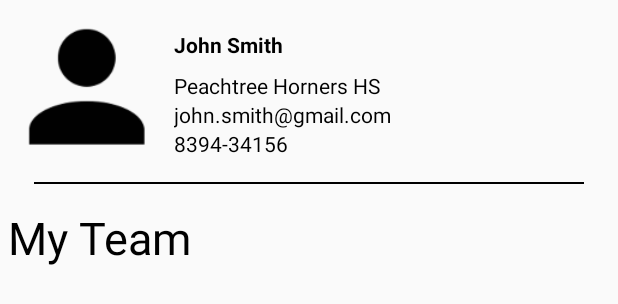
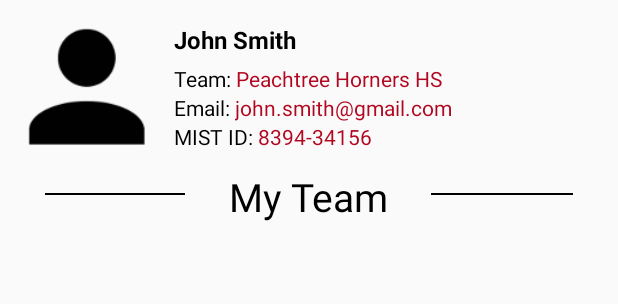
Before and after one commit to dkhan99/MIST_Android, an Android app: the layout fragment_my_team.xml on its own in the app's theme, with its tools: preview values and no code run, on a phone screen of 412 x 824 dp. Shown: the top 304 px of the screen. Run offline under Robolectric (Android 15) with nearby library versions, the phone set to English and light mode, and no system bars.

Commit message:
made my_team page better looking. My_team list items now have borders around them

```diff
--- /dev/null
+++ b/app/src/main/res/drawable/list_item_border.xml
@@ -0,0 +1,29 @@
+<?xml version="1.0" encoding="utf-8"?>
+<layer-list xmlns:android="http://schemas.android.com/apk/res/android">
+
+    <!--<item >-->
+        <!--<shape-->
+            <!--android:shape="rectangle">-->
+            <!--<gradient android:startColor="#ddd" android:endColor="#555" android:type="linear" />-->
+            <!--<corners android:radius="0dp"/>-->
+        <!--</shape>-->
+    <!--</item>-->
+    <!--<item android:right=".5dp" android:left=".5dp" android:bottom="2dp" android:top=".5dp">-->
+        <!--<shape-->
+            <!--android:shape="rectangle">-->
+            <!--<solid android:color="@android:color/white"/>-->
+            <!--<corners android:radius="0dp"/>-->
+        <!--</shape>-->
+    <!--</item>-->
+    <item>
+        <shape xmlns:android="http://schemas.android.com/apk/res/android"
+            android:shape="rectangle">
+            <corners
+                android:radius="10dp"
+                />
+            <solid android:color="@color/white" />
+            <stroke android:width="2dp" android:color="@color/mistGray"/>
+        </shape>
+    </item>
+
+</layer-list>
--- a/app/src/main/res/layout/fragment_my_team.xml
+++ b/app/src/main/res/layout/fragment_my_team.xml
@@ -28,35 +28,63 @@
             android:layout_height="wrap_content"
             android:layout_centerHorizontal="true"
             android:layout_marginLeft="10dp"
-            android:paddingTop="20dp"
+            android:paddingTop="15dp"
             android:id="@+id/user_profile_text_layout"
             android:layout_toRightOf="@id/user_icon">
 
             <TextView
-                style="@style/userDetails"
+                style="@style/userDetailsConstant"
                 android:id="@+id/user_name"
+                android:textSize="16dp"
                 android:textStyle="bold"
-                android:layout_marginBottom="8dp"
+                android:layout_marginBottom="5dp"
                 android:layout_width="wrap_content"
                 android:layout_height="wrap_content"
                 android:text="John Smith"/>
 
             <TextView
+                style="@style/userDetailsConstant"
+                android:layout_below="@id/user_name"
+                android:id="@+id/team_name_constant"
+                android:layout_width="wrap_content"
+                android:layout_height="wrap_content"
+                android:text="Team: "/>
+
+            <TextView
+                android:layout_toRightOf="@id/team_name_constant"
                 android:id="@+id/team_name"
                 style="@style/userDetails"
                 android:layout_width="wrap_content"
                 android:layout_height="wrap_content"
                 android:layout_below="@id/user_name"
                 android:text="Peachtree Horners HS"/>
+
             <TextView
+                style="@style/userDetailsConstant"
+                android:id="@+id/email_constant"
+                android:layout_below="@id/team_name_constant"
+                android:layout_width="wrap_content"
+                android:layout_height="wrap_content"
+                android:text="Email: "/>
+            <TextView
+                android:layout_toRightOf="@id/email_constant"
                 android:id="@+id/email_address"
                 style="@style/userDetails"
                 android:layout_width="wrap_content"
                 android:layout_height="wrap_content"
                 android:layout_below="@id/team_name"
                 android:text="john.smith@gmail.com"/>
+
+            <TextView
+                style="@style/userDetailsConstant"
+                android:id="@+id/mist_id_constant"
+                android:layout_below="@id/email_constant"
+                android:layout_width="wrap_content"
+                android:layout_height="wrap_content"
+                android:text="MIST ID: "/>
             <TextView
                 android:id="@+id/mist_id"
+                android:layout_toRightOf="@id/mist_id_constant"
                 style="@style/userDetails"
                 android:layout_width="wrap_content"
                 android:layout_height="wrap_content"
@@ -66,32 +94,54 @@
         </RelativeLayout>
     </RelativeLayout>
 
+    <LinearLayout
+        android:weightSum="40"
+        android:orientation="horizontal"
+        android:layout_width="wrap_content"
+        android:layout_height="wrap_content"
+        android:layout_below="@+id/user_profile_layout"
+        android:id="@+id/my_team_view"
+        android:layout_marginTop="7dp"
+        >
+
         <View
-        android:layout_width="match_parent"
-        android:layout_centerHorizontal="true"
+            android:layout_weight="11"
+            android:layout_marginLeft="30dp"
+            android:layout_marginTop="15dp"
+            android:layout_width="0dp"
             android:layout_height="1dp"
-        android:layout_marginLeft="45dp"
-        android:layout_marginBottom="15dp"
-        android:layout_marginTop="15dp"
-        android:layout_below="@+id/user_profile_layout"
             android:id="@+id/line"
             android:background="@android:color/black"/>
 
         <TextView
+            android:layout_weight="18"
             android:id="@+id/my_team_text"
             android:text="My Team"
+            android:textSize="26dp"
+            android:layout_marginLeft="5dp"
+            android:layout_marginRight="5dp"
             android:textColor="@color/black"
+            android:gravity="center_horizontal"
             android:layout_below="@+id/line"
-        android:layout_width="match_parent"
-        android:layout_marginLeft="5dp"
+            android:layout_width="0dp"
             android:layout_height="wrap_content"
-        android:textSize="30dp"
             />
+
+        <View
+            android:layout_weight="11"
+            android:layout_width="0dp"
+            android:layout_marginRight="30dp"
+            android:layout_marginTop="15dp"
+            android:layout_height="1dp"
+            android:id="@+id/line1"
+            android:background="@android:color/black"/>
+
+    </LinearLayout>
 
     <TextView
         android:id="@+id/no_teammates_text"
         android:layout_marginTop="40dp"
-        android:layout_below="@+id/my_team_text"
+        android:layout_below="@+id/my_team_view"
         android:layout_width="wrap_content"
         android:layout_height="wrap_content"
         android:text="No Teammates to Display"
@@ -101,11 +151,12 @@
         />
 
     <LinearLayout
-        android:layout_below="@+id/my_team_text"
+        android:layout_below="@+id/my_team_view"
         android:id="@+id/coach_team_layout"
         android:layout_width="match_parent"
         android:layout_height="match_parent"
         android:layout_marginLeft="5dp"
+        android:layout_marginRight="5dp"
         android:orientation="vertical"
         android:layout_marginTop="5dp"
         android:layout_marginBottom="3dp">
@@ -123,6 +174,8 @@
         <ListView
             android:layout_width="match_parent"
             android:layout_height="match_parent"
+            android:dividerHeight="5dp"
+            android:divider="@null"
             android:id="@+id/my_team_list">
 
         </ListView>
--- a/app/src/main/res/layout/item_team_member.xml
+++ b/app/src/main/res/layout/item_team_member.xml
@@ -1,9 +1,14 @@
 <?xml version="1.0" encoding="utf-8"?>
 <RelativeLayout xmlns:android="http://schemas.android.com/apk/res/android"
     android:layout_width="match_parent"
-    android:padding="2dp"
+    android:layout_marginTop="5dp"
+    android:layout_marginBottom="5dp"
     android:paddingLeft="5dp"
-    android:layout_height="match_parent" >
+    android:paddingRight="5dp"
+    android:paddingTop="5dp"
+    android:paddingBottom="5dp"
+    android:background="@drawable/list_item_border"
+    android:layout_height="wrap_content" >
     <TextView
         android:id="@+id/teammember_name"
         android:layout_width="wrap_content"
@@ -17,6 +22,8 @@
         android:layout_height="wrap_content"
         android:layout_below="@id/teammember_name"
         android:textSize="13dp"
+        android:layout_marginBottom="4dp"
+        android:layout_marginTop="4dp"
         android:textColor="@color/black"
         android:text="(___)-___-____" />
 
--- a/app/src/main/res/values/styles.xml
+++ b/app/src/main/res/values/styles.xml
@@ -52,6 +52,9 @@
     </style>
 
     <style name="userDetails">
+        <item name="android:textColor">@color/mistRed</item>
+    </style>
+    <style name="userDetailsConstant">
         <item name="android:textColor">@color/black</item>
     </style>
 
```
Lines whose indentation alone changed are shown as unchanged.
